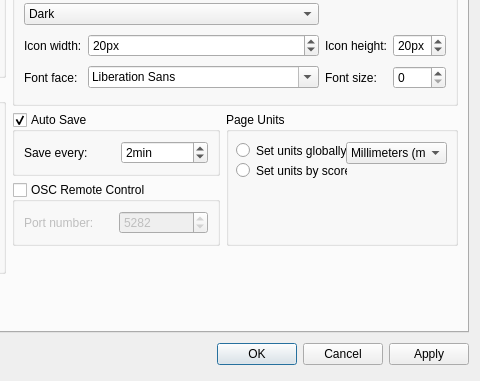
Qt form mscore/prefsdialog.ui (sidewayss/MuseScore) before a commit; both pictures show x 354 to 834 and y 188 to 569 of the 834 by 569 pixel window.
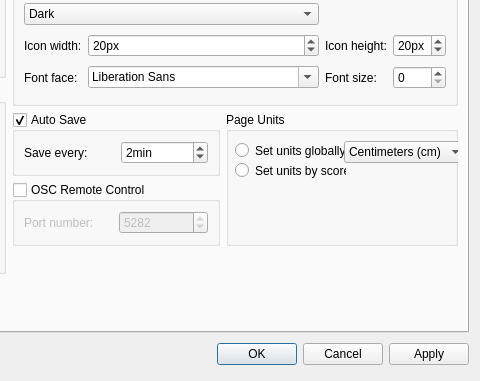
The same form after that commit. Icons and pictures are not drawn. Custom widgets are drawn as their Qt base class.

What changed in the file:
```diff
--- a/mscore/prefsdialog.ui
+++ b/mscore/prefsdialog.ui
@@ -767,7 +767,7 @@
            <widget class="QRadioButton" name="unitsGlobal">
             <property name="geometry">
              <rect>
-              <x>10</x>
+              <x>9</x>
               <y>30</y>
               <width>111</width>
               <height>17</height>
@@ -780,7 +780,7 @@
            <widget class="QRadioButton" name="untsByScore">
             <property name="geometry">
              <rect>
-              <x>10</x>
+              <x>9</x>
               <y>50</y>
               <width>111</width>
               <height>17</height>
@@ -793,15 +793,18 @@
            <widget class="QComboBox" name="unitsList">
             <property name="geometry">
              <rect>
-              <x>120</x>
-              <y>30</y>
-              <width>101</width>
-              <height>22</height>
+              <x>118</x>
+              <y>29</y>
+              <width>108</width>
+              <height>20</height>
              </rect>
             </property>
+            <property name="sizeAdjustPolicy">
+             <enum>QComboBox::AdjustToContents</enum>
+            </property>
             <item>
              <property name="text">
-              <string>Millimeters (mm)</string>
+              <string>Centimeters (cm)</string>
              </property>
             </item>
             <item>
```
